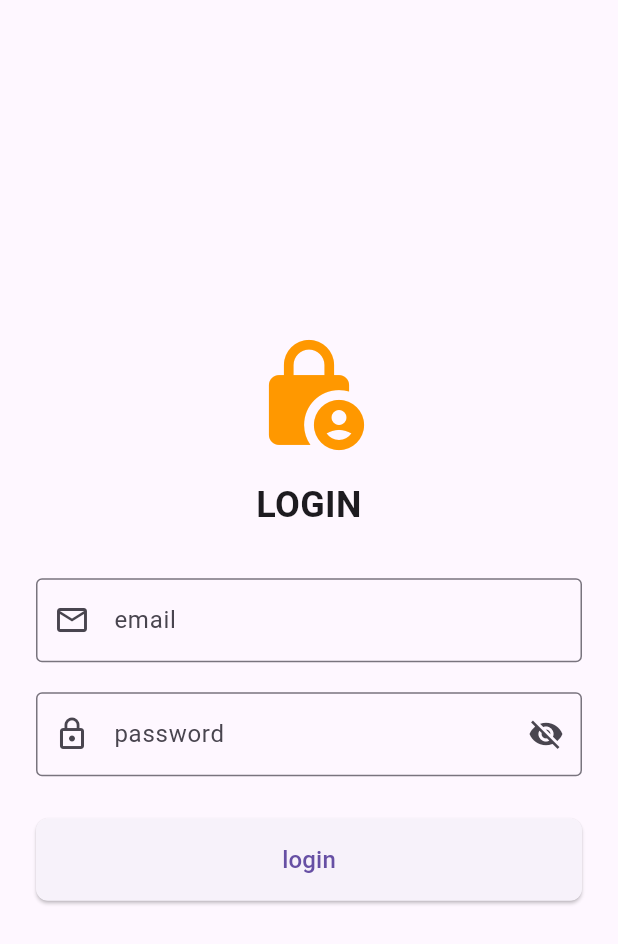
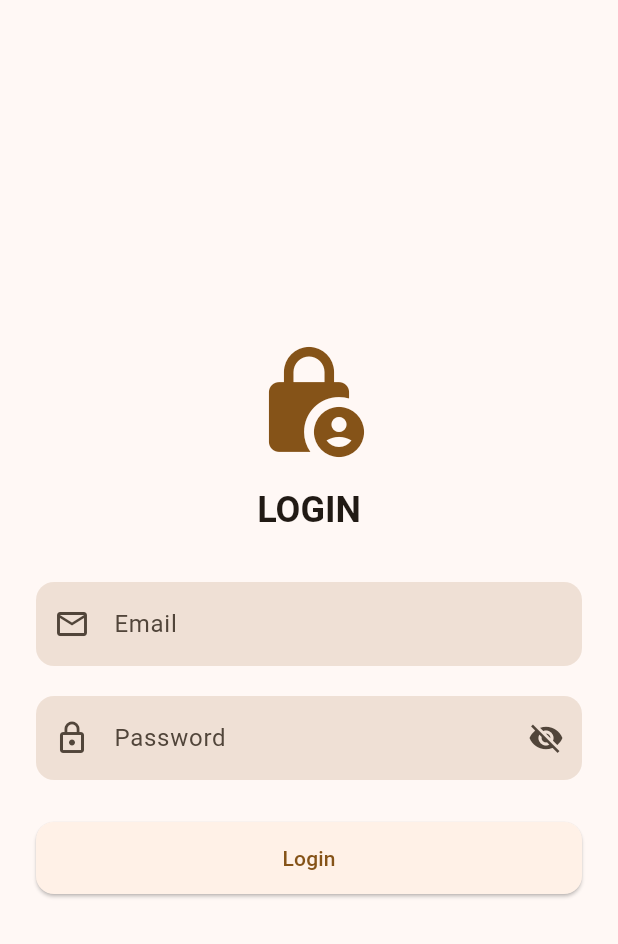
Before and after one commit to AbdoSamir2/E-Commerce, a Flutter app: the screen it shows after launch, on a phone screen of 412 x 824 dp. Shown: the top 944 px of the screen. Run offline on Flutter 3.47's test engine with Material 3 defaults, Android fonts, the phone set to English and light mode, and no system bars; our stand-ins replace dio, flutter_bloc, go_router, shared_preferences.

Commit message:
feat: Implement authentication flow with login and splash screens
- Added LoginScreen for user authentication with email and password fields.
- Created SplashScreen to check authentication status and navigate accordingly.
- Updated app routing to include new screens.
- Introduced MainShell as the main navigation interface after login.
- Changed primary color in AppTheme to orange.
- Updated main.dart to initialize app with dependency injection for API client and local storage service.
- Enhanced widget tests to verify navigation based on authentication state.

```diff
--- a/lib/core/routing/app_router.dart
+++ b/lib/core/routing/app_router.dart
@@ -1,6 +1,9 @@
 import 'package:flutter/material.dart';
 import 'package:go_router/go_router.dart';
 
+import '../../features/auth/presentation/screens/login_screen.dart';
+import '../../features/auth/presentation/screens/splash_screen.dart';
+import '../../features/navigation/presentation/screens/main_shell.dart';
 import 'app_routes.dart';
 
 final GoRouter appRouter = GoRouter(
@@ -15,19 +18,19 @@ final GoRouter appRouter = GoRouter(
     GoRoute(
       path: AppRoutes.splash,
       builder: (context, state) {
-        return const _PlaceholderScreen(title: 'Splash');
+        return const SplashScreen();
       },
     ),
     GoRoute(
       path: AppRoutes.login,
       builder: (context, state) {
-        return const _PlaceholderScreen(title: 'Login');
+        return const LoginScreen();
       },
     ),
     GoRoute(
       path: AppRoutes.home,
       builder: (context, state) {
-        return const _PlaceholderScreen(title: 'Home');
+        return const MainShell();
       },
     ),
     GoRoute(
--- a/lib/core/theme/app_theme.dart
+++ b/lib/core/theme/app_theme.dart
@@ -1,7 +1,7 @@
 import 'package:flutter/material.dart';
 
 abstract final class AppTheme {
-  static const primaryColor = Color(0xFF6750A4);
+  static const primaryColor = Color(0xFFFF9800);
 
   static ThemeData get light {
     return _buildTheme(Brightness.light);
--- a/lib/login_screen.dart
+++ b/lib/features/auth/presentation/screens/login_screen.dart
@@ -1,8 +1,7 @@
 import 'package:flutter/material.dart';
+import 'package:go_router/go_router.dart';
 
-import 'splash_screen.dart';
-import 'login_screen.dart';
-import 'main_screen.dart';
+import '../../../../core/routing/app_routes.dart';
 
 class LoginScreen extends StatefulWidget {
   const LoginScreen({super.key});
@@ -13,14 +12,12 @@ class LoginScreen extends StatefulWidget {
 
 class _LoginScreenState extends State<LoginScreen> {
   final _formKey = GlobalKey<FormState>();
-
-  final TextEditingController _emailController = TextEditingController();
-  final TextEditingController _passwordController = TextEditingController();
+  final _emailController = TextEditingController();
+  final _passwordController = TextEditingController();
 
   bool _isPasswordObscured = true;
 
   @override
-  //remove >> gmail and pass
   void dispose() {
     _emailController.dispose();
     _passwordController.dispose();
@@ -28,21 +25,25 @@ class _LoginScreenState extends State<LoginScreen> {
   }
 
   void _submitLogin() {
-    if (_formKey.currentState!.validate()) {
-      ScaffoldMessenger.of(
-        context,
-      ).showSnackBar(const SnackBar(content: Text('Logging in...')));
-      Navigator.pushReplacementNamed(context, '/home');
+    if (_formKey.currentState?.validate() != true) {
+      return;
     }
+
+    ScaffoldMessenger.of(
+      context,
+    ).showSnackBar(const SnackBar(content: Text('Logging in...')));
+    context.go(AppRoutes.home);
   }
 
   @override
   Widget build(BuildContext context) {
+    final theme = Theme.of(context);
+
     return Scaffold(
       body: SafeArea(
         child: Center(
           child: SingleChildScrollView(
-            padding: const EdgeInsets.all(24.0),
+            padding: const EdgeInsets.all(24),
             child: Form(
               key: _formKey,
               child: Column(
@@ -52,51 +53,56 @@ class _LoginScreenState extends State<LoginScreen> {
                   Icon(
                     Icons.lock_person_rounded,
                     size: 80,
-                    color: Colors.orange,
+                    color: theme.colorScheme.primary,
                   ),
                   const SizedBox(height: 16),
-
-                  const Text(
+                  Text(
                     'LOGIN',
                     textAlign: TextAlign.center,
-                    style: TextStyle(fontSize: 24, fontWeight: FontWeight.bold),
+                    style: theme.textTheme.headlineSmall?.copyWith(
+                      fontWeight: FontWeight.bold,
+                    ),
                   ),
                   const SizedBox(height: 32),
-
                   TextFormField(
                     controller: _emailController,
                     keyboardType: TextInputType.emailAddress,
+                    textInputAction: TextInputAction.next,
+                    autofillHints: const [AutofillHints.email],
                     decoration: const InputDecoration(
-                      labelText: 'email',
+                      labelText: 'Email',
                       prefixIcon: Icon(Icons.email_outlined),
-                      border: OutlineInputBorder(),
                     ),
+                    validator: (value) {
+                      final email = value?.trim() ?? '';
 
-                    //validation in email....
-                    validator: (value) {
-                      if (value == null || value.trim().isEmpty) {
-                        return 'please enter your email';
+                      if (email.isEmpty) {
+                        return 'Please enter your email';
                       }
 
                       if (!RegExp(
-                        r'^[\w-\.]+@([\w-]+\.)+[\w-]{2,4}$',
-                      ).hasMatch(value)) {
+                        r'^[\w-.]+@([\w-]+\.)+[\w-]{2,}$',
+                      ).hasMatch(email)) {
                         return 'Please enter a valid email address';
                       }
+
                       return null;
                     },
                   ),
                   const SizedBox(height: 20),
-
                   TextFormField(
                     controller: _passwordController,
-                    obscureText: _isPasswordObscured, //الباس مخفي في الاول
+                    obscureText: _isPasswordObscured,
+                    textInputAction: TextInputAction.done,
+                    autofillHints: const [AutofillHints.password],
+                    onFieldSubmitted: (_) => _submitLogin(),
                     decoration: InputDecoration(
-                      labelText: 'password',
+                      labelText: 'Password',
                       prefixIcon: const Icon(Icons.lock_outline),
-                      border: const OutlineInputBorder(),
-
                       suffixIcon: IconButton(
+                        tooltip: _isPasswordObscured
+                            ? 'Show password'
+                            : 'Hide password',
                         icon: Icon(
                           _isPasswordObscured
                               ? Icons.visibility_off
@@ -113,23 +119,18 @@ class _LoginScreenState extends State<LoginScreen> {
                       if (value == null || value.isEmpty) {
                         return 'Please enter your password';
                       }
+
                       if (value.length < 6) {
-                        return 'The password must be at least 6 characters long.';
+                        return 'Password must be at least 6 characters long';
                       }
+
                       return null;
                     },
                   ),
                   const SizedBox(height: 28),
-
                   ElevatedButton(
                     onPressed: _submitLogin,
-                    style: ElevatedButton.styleFrom(
-                      padding: const EdgeInsets.symmetric(vertical: 16),
-                      shape: RoundedRectangleBorder(
-                        borderRadius: BorderRadius.circular(8),
-                      ),
-                    ),
-                    child: const Text('login', style: TextStyle(fontSize: 16)),
+                    child: const Text('Login'),
                   ),
                 ],
               ),
--- a/lib/main.dart
+++ b/lib/main.dart
@@ -1,29 +1,24 @@
 import 'package:flutter/material.dart';
-import 'splash_screen.dart';
-import 'login_screen.dart';
-import 'main_screen.dart';
+import 'package:flutter_bloc/flutter_bloc.dart';
+import 'package:shared_preferences/shared_preferences.dart';
+
+import 'app.dart';
+import 'core/api/api_client.dart';
+import 'core/observer/app_bloc_observer.dart';
+import 'core/storage/local_storage_service.dart';
 
 void main() {
-  runApp(const MyApp());
+  WidgetsFlutterBinding.ensureInitialized();
+
+  Bloc.observer = const AppBlocObserver();
+
+  final localStorageService = LocalStorageService(SharedPreferencesAsync());
+  final apiClient = ApiClient();
+
+  runApp(
+    EcommerceApp(
+      apiClient: apiClient,
+      localStorageService: localStorageService,
+    ),
+  );
 }
-
-class MyApp extends StatelessWidget {
-  const MyApp({super.key});
-
-  @override
-  Widget build(BuildContext context) {
-    return MaterialApp(
-      debugShowCheckedModeBanner: false,
-      title: 'E-Commerce App',
-      theme: ThemeData(
-        primarySwatch: Colors.orange,
-        primaryColor: Colors.orange,
-      ),
-      home: const SplashScreen(),
-      routes: {
-        '/login': (context) => const LoginScreen(),
-        '/home': (context) => const MainShell(),
-      },
-    );
-  }
-}
```
Also changed, not shown: lib/features/auth/presentation/screens/splash_screen.dart (renamed from lib/splash_screen.dart, +23 -19 lines), lib/features/navigation/presentation/screens/main_shell.dart (renamed from lib/main_screen.dart, +11 -17 lines), 1 other file.
